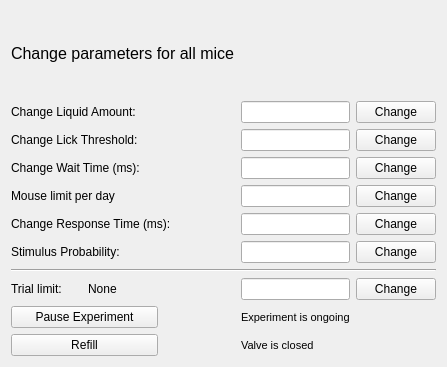
This is Python/gui/expwin.ui in yagarwal123/autonomouse as Qt 5 draws it before an edit. The edited form follows.
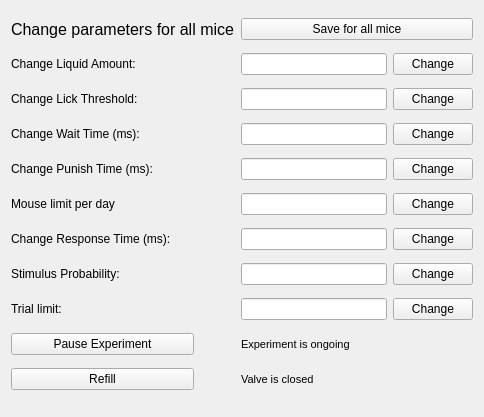
This is the edited form.

```diff
--- a/Python/gui/expwin.ui
+++ b/Python/gui/expwin.ui
@@ -6,110 +6,155 @@
    <rect>
     <x>0</x>
     <y>0</y>
-    <width>397</width>
-    <height>367</height>
+    <width>484</width>
+    <height>417</height>
    </rect>
   </property>
   <property name="windowTitle">
    <string>Form</string>
   </property>
   <layout class="QGridLayout" name="gridLayout">
-   <item row="5" column="3">
-    <widget class="QLineEdit" name="mouseRespLineEdit"/>
-   </item>
-   <item row="5" column="4">
-    <widget class="QPushButton" name="changeMouseRespButton">
+   <item row="9" column="4">
+    <widget class="QPushButton" name="changeTrialLimButton">
      <property name="text">
       <string>Change</string>
      </property>
     </widget>
    </item>
-   <item row="6" column="0" colspan="2">
-    <widget class="QLabel" name="label_6">
+   <item row="10" column="3">
+    <widget class="QLabel" name="pauseLabel">
+     <property name="font">
+      <font>
+       <pointsize>8</pointsize>
+      </font>
+     </property>
      <property name="text">
-      <string>Stimulus Probability:</string>
+      <string>Experiment is ongoing</string>
+     </property>
+    </widget>
+   </item>
+   <item row="11" column="3">
+    <widget class="QLabel" name="refillLabel">
+     <property name="font">
+      <font>
+       <pointsize>8</pointsize>
+      </font>
+     </property>
+     <property name="text">
+      <string>Valve is closed</string>
+     </property>
+    </widget>
+   </item>
+   <item row="10" column="0" colspan="2">
+    <widget class="QPushButton" name="pauseButton">
+     <property name="text">
+      <string>Pause Experiment</string>
+     </property>
+    </widget>
+   </item>
+   <item row="7" column="0" colspan="3">
+    <widget class="QLabel" name="label_5">
+     <property name="text">
+      <string>Change Response Time (ms):</string>
      </property>
     </widget>
    </item>
    <item row="6" column="3">
-    <widget class="QLineEdit" name="stimProbLineEdit"/>
-   </item>
-   <item row="6" column="4">
-    <widget class="QPushButton" name="changeStimProbButton">
-     <property name="text">
-      <string>Change</string>
-     </property>
-    </widget>
-   </item>
-   <item row="1" column="4">
-    <widget class="QPushButton" name="changeliquidButton">
-     <property name="text">
-      <string>Change</string>
-     </property>
-    </widget>
-   </item>
-   <item row="2" column="0" colspan="2">
-    <widget class="QLabel" name="label_2">
-     <property name="text">
-      <string>Change Lick Threshold:</string>
-     </property>
-    </widget>
-   </item>
-   <item row="4" column="3">
     <widget class="QLineEdit" name="mouseLimLineEdit"/>
    </item>
-   <item row="2" column="3">
-    <widget class="QLineEdit" name="lickLineEdit"/>
+   <item row="4" column="3">
+    <widget class="QLineEdit" name="waittimeLineEdit"/>
    </item>
    <item row="2" column="4">
-    <widget class="QPushButton" name="changelickButton">
+    <widget class="QPushButton" name="changeliquidButton">
+     <property name="text">
+      <string>Change</string>
+     </property>
+    </widget>
+   </item>
+   <item row="8" column="4">
+    <widget class="QPushButton" name="changeStimProbButton">
      <property name="text">
       <string>Change</string>
      </property>
     </widget>
    </item>
    <item row="3" column="0" colspan="2">
-    <widget class="QLabel" name="label_3">
+    <widget class="QLabel" name="label_2">
      <property name="text">
-      <string>Change Wait Time (ms):</string>
+      <string>Change Lick Threshold:</string>
      </property>
     </widget>
    </item>
-   <item row="3" column="3">
-    <widget class="QLineEdit" name="waittimeLineEdit"/>
+   <item row="8" column="3">
+    <widget class="QLineEdit" name="stimProbLineEdit"/>
    </item>
-   <item row="3" column="4">
+   <item row="8" column="0" colspan="2">
+    <widget class="QLabel" name="label_6">
+     <property name="text">
+      <string>Stimulus Probability:</string>
+     </property>
+    </widget>
+   </item>
+   <item row="7" column="3">
+    <widget class="QLineEdit" name="mouseRespLineEdit"/>
+   </item>
+   <item row="7" column="4">
+    <widget class="QPushButton" name="changeMouseRespButton">
+     <property name="text">
+      <string>Change</string>
+     </property>
+    </widget>
+   </item>
+   <item row="11" column="0" colspan="2">
+    <widget class="QPushButton" name="refillButton">
+     <property name="text">
+      <string>Refill</string>
+     </property>
+    </widget>
+   </item>
+   <item row="5" column="0">
+    <widget class="QLabel" name="label_8">
+     <property name="text">
+      <string>Change Punish Time (ms):</string>
+     </property>
+    </widget>
+   </item>
+   <item row="5" column="4">
+    <widget class="QPushButton" name="changepunishtimeButton">
+     <property name="text">
+      <string>Change</string>
+     </property>
+    </widget>
+   </item>
+   <item row="5" column="3">
+    <widget class="QLineEdit" name="punishtimeLineEdit"/>
+   </item>
+   <item row="4" column="4">
     <widget class="QPushButton" name="changewaittimeButton">
      <property name="text">
       <string>Change</string>
      </property>
     </widget>
    </item>
-   <item row="4" column="0" colspan="2">
+   <item row="6" column="0" colspan="2">
     <widget class="QLabel" name="label_4">
      <property name="text">
       <string>Mouse limit per day</string>
      </property>
     </widget>
    </item>
-   <item row="8" column="1">
-    <widget class="QLabel" name="trial_lim_lab">
-     <property name="text">
-      <string>None</string>
-     </property>
-    </widget>
-   </item>
-   <item row="4" column="4">
+   <item row="6" column="4">
     <widget class="QPushButton" name="changeMouseLimButton">
      <property name="text">
       <string>Change</string>
      </property>
     </widget>
    </item>
-   <item row="5" column="0" colspan="3">
-    <widget class="QLabel" name="label_5">
+   <item row="9" column="1">
+    <widget class="QLabel" name="trial_lim_lab">
      <property name="text">
-      <string>Change Response Time (ms):</string>
+      <string/>
      </property>
     </widget>
    </item>
@@ -125,75 +170,47 @@
      </property>
     </widget>
    </item>
-   <item row="1" column="0" colspan="2">
+   <item row="9" column="3">
+    <widget class="QLineEdit" name="trialLimLineEdit"/>
+   </item>
+   <item row="9" column="0">
+    <widget class="QLabel" name="label_7">
+     <property name="text">
+      <string>Trial limit:</string>
+     </property>
+    </widget>
+   </item>
+   <item row="2" column="0" colspan="2">
     <widget class="QLabel" name="label">
      <property name="text">
       <string>Change Liquid Amount:</string>
      </property>
     </widget>
    </item>
-   <item row="1" column="3">
+   <item row="2" column="3">
     <widget class="QLineEdit" name="liquidLineEdit"/>
    </item>
-   <item row="7" column="0" colspan="5">
-    <widget class="Line" name="line">
-     <property name="orientation">
-      <enum>Qt::Horizontal</enum>
-     </property>
-    </widget>
-   </item>
-   <item row="8" column="0">
-    <widget class="QLabel" name="label_7">
+   <item row="4" column="0" colspan="2">
+    <widget class="QLabel" name="label_3">
      <property name="text">
-      <string>Trial limit:</string>
+      <string>Change Wait Time (ms):</string>
      </property>
     </widget>
    </item>
-   <item row="8" column="3">
-    <widget class="QLineEdit" name="trialLimLineEdit"/>
-   </item>
-   <item row="8" column="4">
-    <widget class="QPushButton" name="changeTrialLimButton">
+   <item row="3" column="4">
+    <widget class="QPushButton" name="changelickButton">
      <property name="text">
       <string>Change</string>
      </property>
     </widget>
    </item>
-   <item row="9" column="0" colspan="2">
-    <widget class="QPushButton" name="pauseButton">
-     <property name="text">
-      <string>Pause Experiment</string>
-     </property>
-    </widget>
+   <item row="3" column="3">
+    <widget class="QLineEdit" name="lickLineEdit"/>
    </item>
-   <item row="9" column="3">
-    <widget class="QLabel" name="pauseLabel">
-     <property name="font">
-      <font>
-       <pointsize>8</pointsize>
-      </font>
-     </property>
+   <item row="0" column="3" colspan="2">
+    <widget class="QPushButton" name="saveAllButton">
      <property name="text">
-      <string>Experiment is ongoing</string>
-     </property>
-    </widget>
-   </item>
-   <item row="10" column="3">
-    <widget class="QLabel" name="refillLabel">
-     <property name="font">
-      <font>
-       <pointsize>8</pointsize>
-      </font>
-     </property>
-     <property name="text">
-      <string>Valve is closed</string>
-     </property>
-    </widget>
-   </item>
-   <item row="10" column="0" colspan="2">
-    <widget class="QPushButton" name="refillButton">
-     <property name="text">
-      <string>Refill</string>
+      <string>Save for all mice</string>
      </property>
     </widget>
    </item>
```
